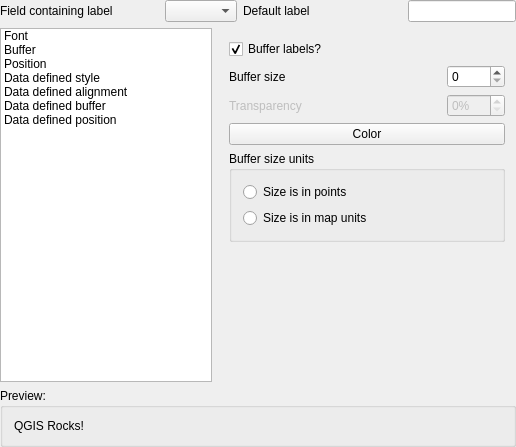
Above: src/ui/qgslabeldialogbase.ui from qgis/QGIS before the change. Below: the same form after it.
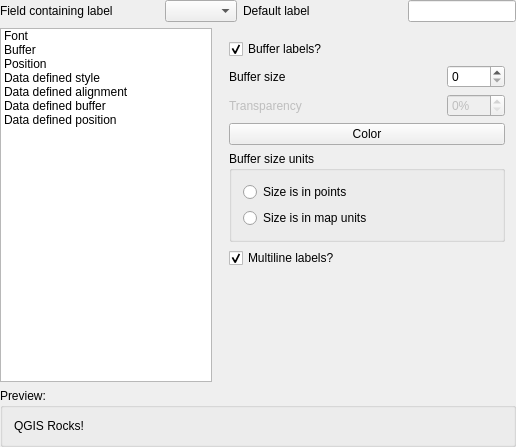
That is the form after the change.

Commit message: add support for multiline labels (applies #1138)

What changed in the file:
```diff
--- a/src/ui/qgslabeldialogbase.ui
+++ b/src/ui/qgslabeldialogbase.ui
@@ -449,6 +449,16 @@
         </widget>
        </item>
        <item row="5" column="0" >
+        <widget class="QCheckBox" name="chkUseMultiline" >
+         <property name="text" >
+          <string>Multiline labels?</string>
+         </property>
+         <property name="checked" >
+          <bool>true</bool>
+         </property>
+        </widget>
+       </item>
+       <item row="6" column="0" >
         <spacer>
          <property name="orientation" >
           <enum>Qt::Vertical</enum>
```
The commit also changes 7 other files.
